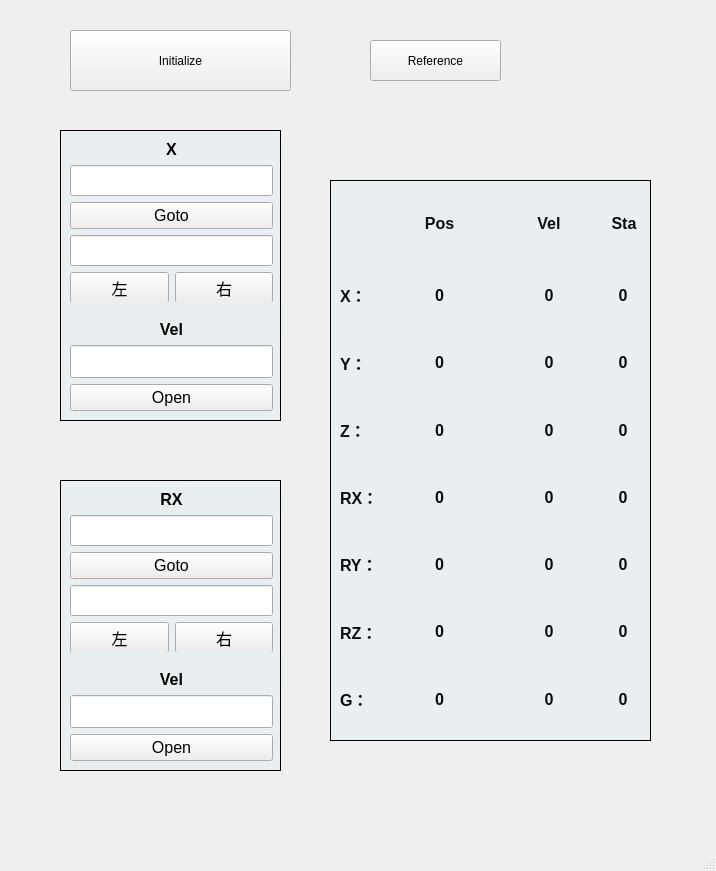
Above: mainwindow.ui from Qininining/GripTaskExecutor before the change. Below: the same form after it.
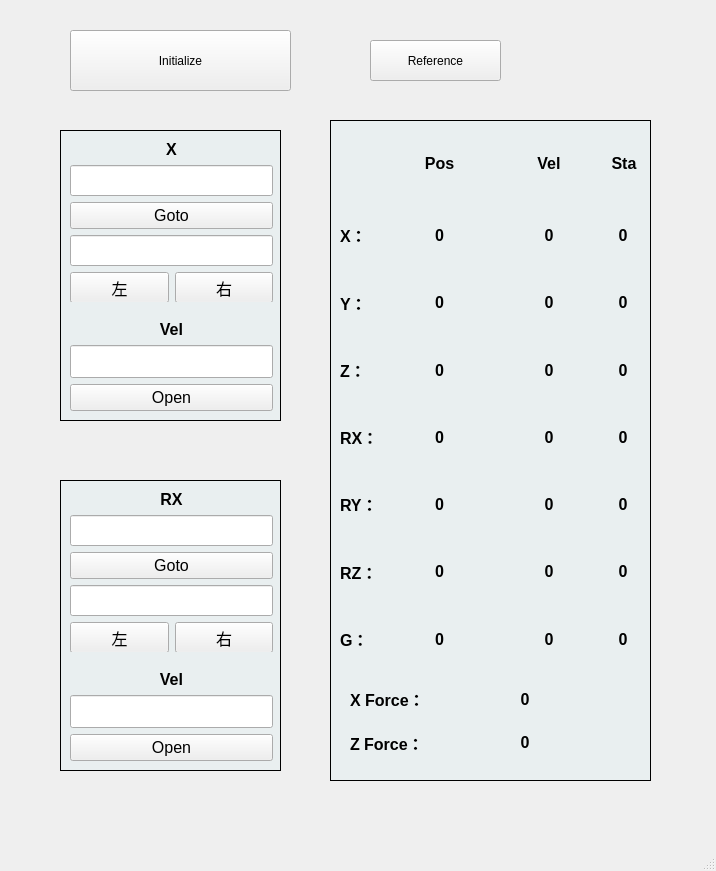
That is the form after the change.

Patch:
```diff
--- a/mainwindow.ui
+++ b/mainwindow.ui
@@ -424,9 +424,9 @@
     <property name="geometry">
      <rect>
       <x>320</x>
-      <y>170</y>
+      <y>110</y>
       <width>341</width>
-      <height>581</height>
+      <height>681</height>
      </rect>
     </property>
     <widget class="QLabel" name="label_25">
@@ -435,7 +435,7 @@
        <x>10</x>
        <y>10</y>
        <width>321</width>
-       <height>561</height>
+       <height>661</height>
       </rect>
      </property>
      <property name="styleSheet">
@@ -446,7 +446,7 @@
       <string/>
      </property>
     </widget>
-    <widget class="QWidget" name="">
+    <widget class="QWidget" name="layoutWidget">
      <property name="geometry">
       <rect>
        <x>20</x>
@@ -993,14 +993,76 @@
       </item>
      </layout>
     </widget>
-    <zorder>label_25</zorder>
-    <zorder>layoutWidget_7</zorder>
-    <zorder>layoutWidget_8</zorder>
-    <zorder>lineEdit_Pos_G</zorder>
-    <zorder>lineEdit_Sta_G</zorder>
-    <zorder>label_16</zorder>
-    <zorder>lineEdit_Vel_G</zorder>
-    <zorder>horizontalSpacer</zorder>
+    <widget class="QWidget" name="">
+     <property name="geometry">
+      <rect>
+       <x>30</x>
+       <y>570</y>
+       <width>231</width>
+       <height>81</height>
+      </rect>
+     </property>
+     <layout class="QGridLayout" name="gridLayout_2">
+      <item row="0" column="0">
+       <widget class="QLabel" name="label_18">
+        <property name="font">
+         <font>
+          <pointsize>12</pointsize>
+          <bold>true</bold>
+         </font>
+        </property>
+        <property name="text">
+         <string>X Force：</string>
+        </property>
+       </widget>
+      </item>
+      <item row="0" column="1">
+       <widget class="QLabel" name="lineEdit_Force_X">
+        <property name="font">
+         <font>
+          <pointsize>12</pointsize>
+          <bold>true</bold>
+         </font>
+        </property>
+        <property name="text">
+         <string>0</string>
+        </property>
+        <property name="alignment">
+         <set>Qt::AlignCenter</set>
+        </property>
+       </widget>
+      </item>
+      <item row="1" column="0">
+       <widget class="QLabel" name="label_20">
+        <property name="font">
+         <font>
+          <pointsize>12</pointsize>
+          <bold>true</bold>
+         </font>
+        </property>
+        <property name="text">
+         <string>Z Force：</string>
+        </property>
+       </widget>
+      </item>
+      <item row="1" column="1">
+       <widget class="QLabel" name="lineEdit_Force_Z">
+        <property name="font">
+         <font>
+          <pointsize>12</pointsize>
+          <bold>true</bold>
+         </font>
+        </property>
+        <property name="text">
+         <string>0</string>
+        </property>
+        <property name="alignment">
+         <set>Qt::AlignCenter</set>
+        </property>
+       </widget>
+      </item>
+     </layout>
+    </widget>
    </widget>
    <widget class="QPushButton" name="Reference">
     <property name="geometry">
```
